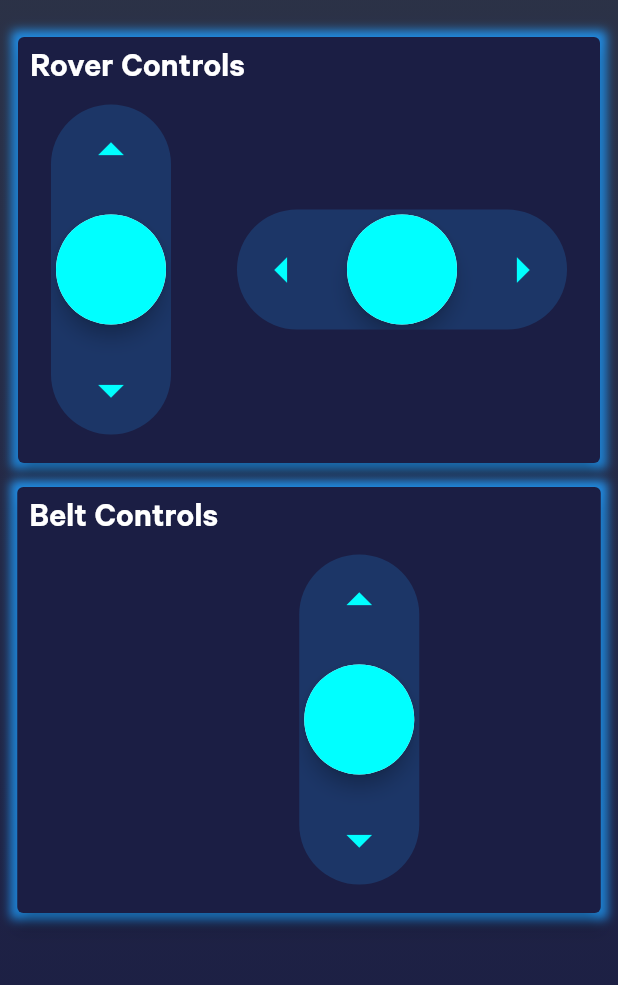
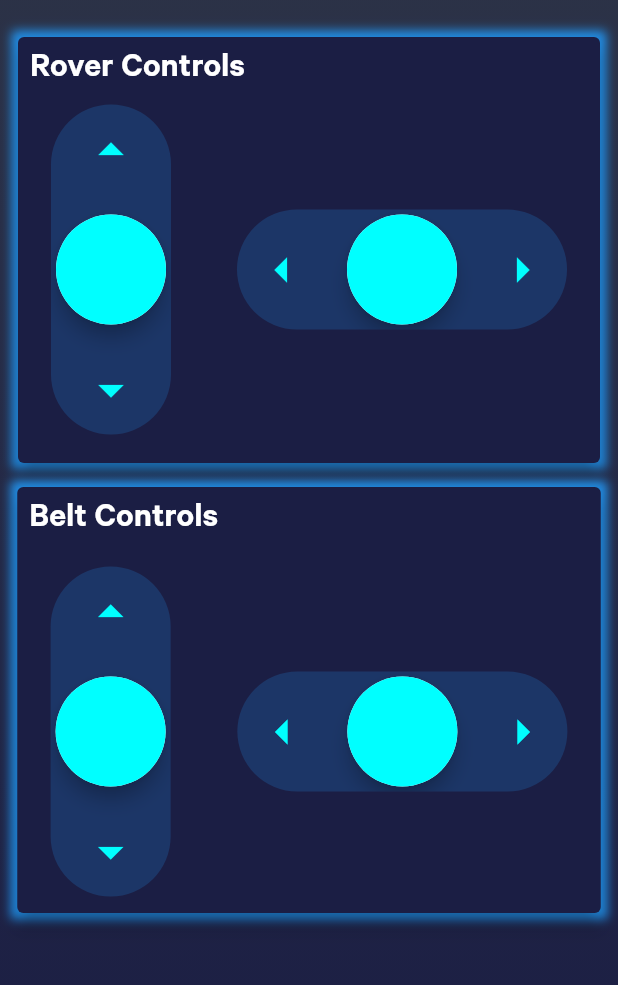
Before and after one commit to RoverPy/RoverPyApp, a Flutter app: the ControlsPage screen opened directly, on a phone screen of 412 x 824 dp, the part 122-1107 px from its top. Run offline on Flutter 3.47's test engine with Material 2 defaults, Android fonts, the phone set to English and light mode, and no system bars; our stand-ins replace firebase_auth, flare_flutter, flutter_bluetooth_serial, shared_preferences; accounts and stored records are empty.

Commit message:
added controls

```diff
--- a/lib/pages/controls_page.dart
+++ b/lib/pages/controls_page.dart
@@ -176,12 +176,13 @@ class _ControlsPageState extends State<ControlsPage> {
                           .accentColor),
                     ]),
                     child: Card(
-                      elevation: 5.0,
                       color: Theme
                           .of(context)
                           .backgroundColor,
-                      child: Row(
-                        crossAxisAlignment: CrossAxisAlignment.start,
+                      elevation: 5.0,
+                      child: Column(
+                        children: <Widget>[
+                          Row(
                             mainAxisAlignment: MainAxisAlignment.start,
                             children: <Widget>[
                               Padding(
@@ -194,20 +195,44 @@ class _ControlsPageState extends State<ControlsPage> {
                                       .headline6,
                                 ),
                               ),
-                          SizedBox(
-                            width: 30.0,
+                            ],
                           ),
+                          Row(
+                            mainAxisAlignment: MainAxisAlignment.spaceAround,
+                            children: <Widget>[
                               Padding(
-                            padding: const EdgeInsets.fromLTRB(16.0, 45.0, 16.0, 16.0),
+                                padding: const EdgeInsets.all(8.0),
+                                child: Container(
+                                  child: Center(
                                     child: StepperTouch(
                                       size: 220.0,
                                       direction: Axis.vertical,
                                       initialValue: 'S',
-                              positiveValue: 'U',
-                              negativeValue: 'D',
+                                      positiveValue: 'H',
+                                      negativeValue: 'J',
                                       onEnd: onEndToggle,
                                       onHoldDown: onToggle,
                                     ),
+                                  ),
+                                ),
+                              ),
+                              Padding(
+                                padding: const EdgeInsets.all(8.0),
+                                child: Container(
+                                  child: Center(
+                                    child: StepperTouch(
+                                      size: 220.0,
+                                      direction: Axis.horizontal,
+                                      initialValue: 'S',
+                                      positiveValue: 'G',
+                                      negativeValue: 'I',
+                                      onEnd: onEndToggle,
+                                      onHoldDown: onToggle,
+                                    ),
+                                  ),
+                                ),
+                              ),
+                            ],
                           ),
                         ],
                       ),
@@ -337,12 +362,13 @@ class _ControlsPageState extends State<ControlsPage> {
                               .accentColor),
                         ]),
                         child: Card(
-                          elevation: 5.0,
                           color: Theme
                               .of(context)
                               .backgroundColor,
-                          child: Row(
-                            crossAxisAlignment: CrossAxisAlignment.start,
+                          elevation: 5.0,
+                          child: Column(
+                            children: <Widget>[
+                              Row(
                                 mainAxisAlignment: MainAxisAlignment.start,
                                 children: <Widget>[
                                   Padding(
@@ -355,20 +381,44 @@ class _ControlsPageState extends State<ControlsPage> {
                                           .headline6,
                                     ),
                                   ),
-                              SizedBox(
-                                width: 30.0,
+                                ],
                               ),
+                              Row(
+                                mainAxisAlignment: MainAxisAlignment.spaceAround,
+                                children: <Widget>[
                                   Padding(
-                                padding: const EdgeInsets.fromLTRB(16.0, 45.0, 16.0, 16.0),
+                                    padding: const EdgeInsets.all(8.0),
+                                    child: Container(
+                                      child: Center(
                                         child: StepperTouch(
                                           size: 220.0,
                                           direction: Axis.vertical,
                                           initialValue: 'S',
-                                  positiveValue: 'U',
-                                  negativeValue: 'D',
+                                          positiveValue: 'H',
+                                          negativeValue: 'J',
                                           onEnd: onEndToggle,
                                           onHoldDown: onToggle,
                                         ),
+                                      ),
+                                    ),
+                                  ),
+                                  Padding(
+                                    padding: const EdgeInsets.all(8.0),
+                                    child: Container(
+                                      child: Center(
+                                        child: StepperTouch(
+                                          size: 220.0,
+                                          direction: Axis.horizontal,
+                                          initialValue: 'S',
+                                          positiveValue: 'G',
+                                          negativeValue: 'I',
+                                          onEnd: onEndToggle,
+                                          onHoldDown: onToggle,
+                                        ),
+                                      ),
+                                    ),
+                                  ),
+                                ],
                               ),
                             ],
                           ),
```
Lines whose indentation alone changed are shown as unchanged.
